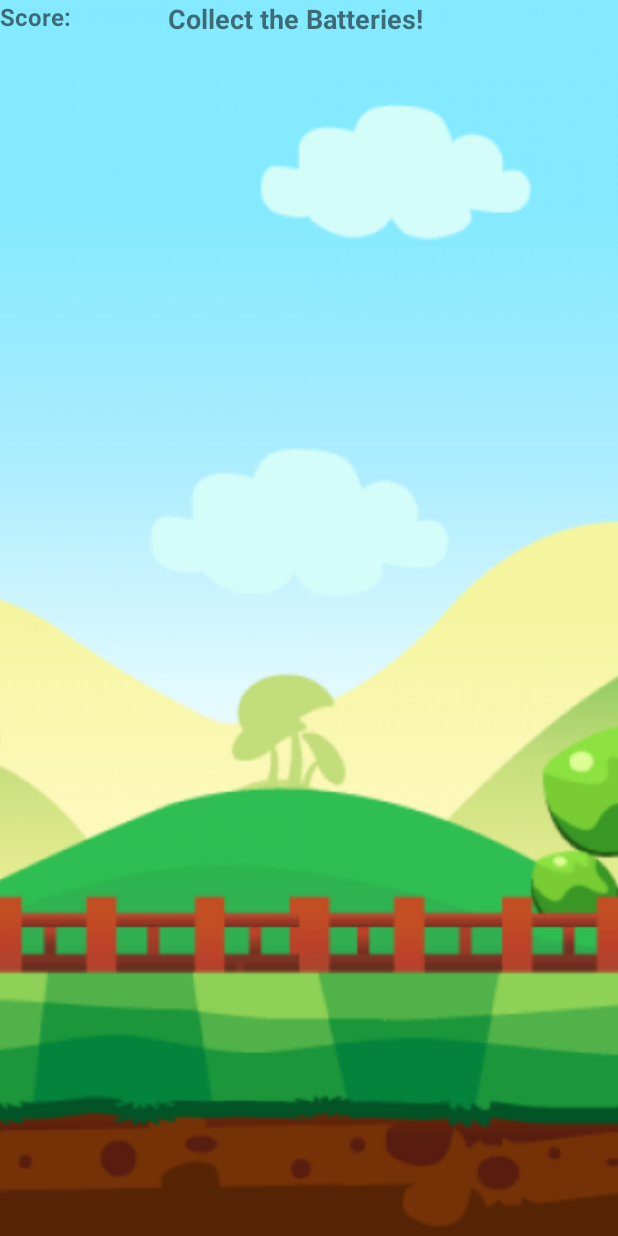
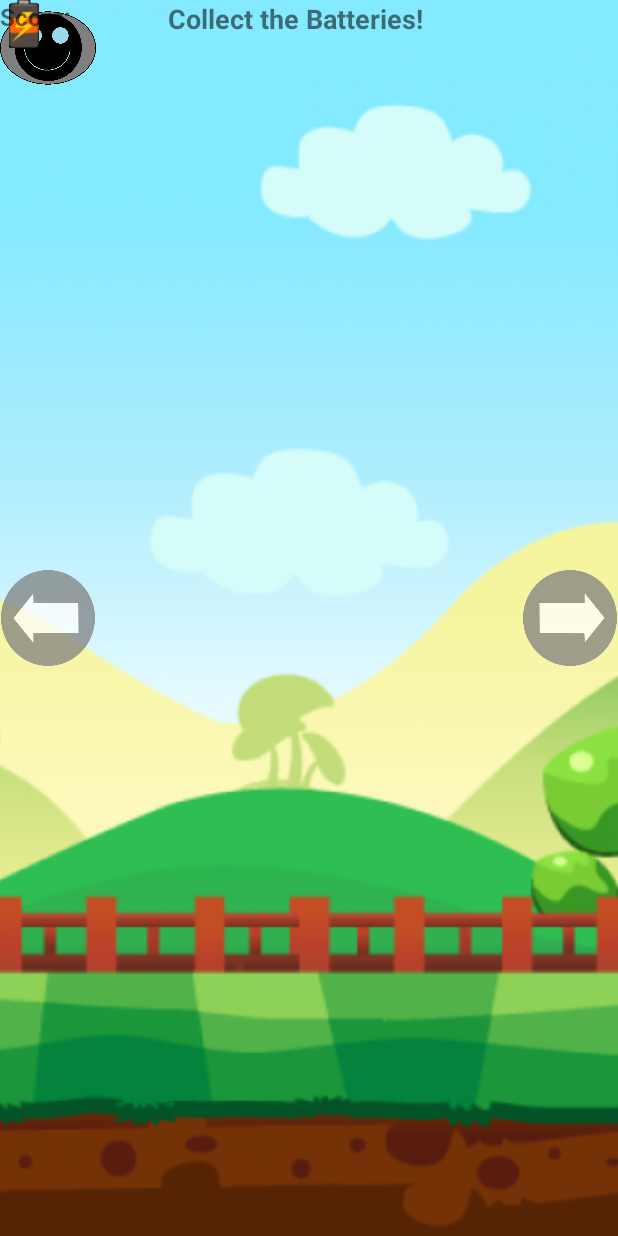
Before and after one commit to jluken/Mobile_Buddy, an Android app: the layout activity_play_game.xml on its own in the app's theme, with its tools: preview values and no code run, on a phone screen of 412 x 824 dp. Run offline under Robolectric (Android 15) with nearby library versions, the light colour scheme and no system bars.

Commit message:
game now works

```diff
--- a/app/src/main/AndroidManifest.xml
+++ b/app/src/main/AndroidManifest.xml
@@ -34,7 +34,9 @@
         <activity
             android:name=".PlayGame"
             android:label="@string/title_activity_play_game"
-            android:theme="@style/AppTheme.NoActionBar" />
+            android:theme="@style/AppTheme.NoActionBar"
+            android:screenOrientation="landscape"
+            android:configChanges="orientation|keyboardHidden" />
         <activity
             android:name=".CollectFood"
             android:label="@string/title_activity_collect_food"
--- a/app/src/main/res/layout/activity_play_game.xml
+++ b/app/src/main/res/layout/activity_play_game.xml
@@ -8,10 +8,6 @@
     android:id="@+id/frameMain"
     tools:context="com.example.cse5236.mobilebuddy.PlayGame">
 
-    <RelativeLayout
-        android:id="@+id/relLayout"
-        android:layout_width="match_parent"
-        android:layout_height="match_parent"></RelativeLayout>
 
     <ImageView
         android:id="@+id/background"
@@ -19,6 +15,52 @@
         android:scaleType = "centerCrop"
         android:layout_height="fill_parent"
         android:layout_width="fill_parent"/>
+
+    <ImageView
+        android:id="@+id/leftButton"
+        android:src="@drawable/leftarrow"
+        android:layout_width="64dp"
+        android:layout_height="64dp"
+        android:alpha="0.75"
+        android:layout_gravity="start|center"/>
+
+    <ImageView
+        android:id="@+id/rightButton"
+        android:src="@drawable/rightarrow"
+        android:layout_width="64dp"
+        android:layout_height="64dp"
+        android:alpha="0.75"
+        android:layout_gravity="end|center"/>
+
+    <RelativeLayout
+        android:id="@+id/relLayout"
+        android:layout_width="match_parent"
+        android:layout_height="match_parent">
+
+        <ImageView
+            android:id="@+id/buddy"
+            android:src="@drawable/buddysprite"
+            android:layout_height="64dp"
+            android:layout_width="64dp"/>
+
+        <ImageView
+            android:id="@+id/battery1"
+            android:src="@drawable/battery"
+            android:layout_height="32dp"
+            android:layout_width="32dp"/>
+
+        <ImageView
+            android:id="@+id/battery2"
+            android:src="@drawable/battery"
+            android:layout_height="32dp"
+            android:layout_width="32dp"/>
+
+        <ImageView
+            android:id="@+id/battery3"
+            android:src="@drawable/battery"
+            android:layout_height="32dp"
+            android:layout_width="32dp"/>
+    </RelativeLayout>
 
     <TextView
         android:text="Score: "
```
Also changed, not shown: app/src/main/java/com/example/cse5236/mobilebuddy/PlayGame.java (+42 -42 lines), app/src/main/res/drawable/leftarrow.png (added), app/src/main/res/drawable/rightarrow.png (added).
